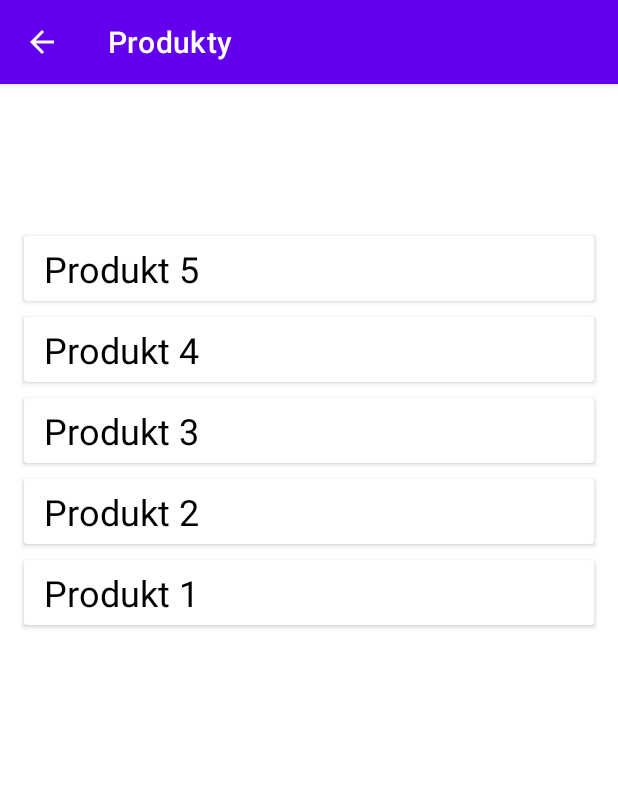
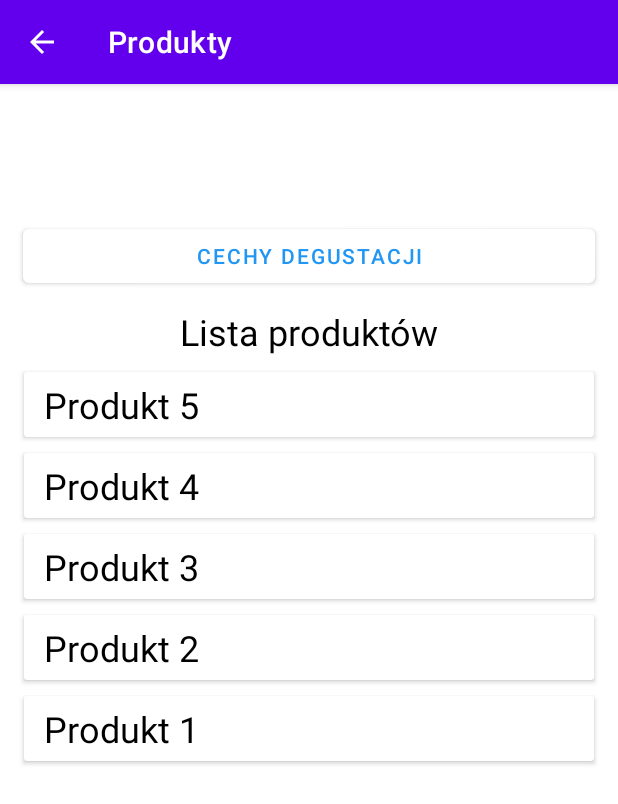
Before and after one commit to Evaluation-PWSZ/Evaluation-of-product-characteristics, an Android app: the PartsOpen screen opened directly, with no data from a screen before it, on a phone screen of 412 x 824 dp. Shown: the top 804 px of the screen. Run offline under Robolectric (Android 15) with nearby library versions, the phone set to English and light mode, and no system bars; network calls fail.

Commit message:
added button

```diff
--- a/app/src/main/res/layout/activity_parts.xml
+++ b/app/src/main/res/layout/activity_parts.xml
@@ -12,8 +12,8 @@
         android:layout_height="wrap_content"
         android:layout_marginStart="15dp"
         android:layout_marginLeft="15dp"
-        android:layout_marginTop="5dp"
-        android:text="TextView"
+        android:layout_marginTop="10dp"
+        android:text="Nazwa "
         android:textColor="@color/black"
         android:textSize="24sp"
         app:layout_constraintStart_toStartOf="parent"
@@ -26,10 +26,33 @@
         android:layout_marginStart="15dp"
         android:layout_marginLeft="15dp"
         android:layout_marginTop="8dp"
-        android:text="TextView"
+        android:text="Opis"
         android:textSize="18sp"
         app:layout_constraintStart_toStartOf="parent"
-        app:layout_constraintTop_toBottomOf="@+id/listName" />
+        app:layout_constraintTop_toBottomOf="@id/listName" />
+
+    <Button
+        android:id="@+id/add_features"
+        android:layout_width="match_parent"
+        android:layout_height="wrap_content"
+        android:layout_margin="15dp"
+        android:text="Cechy degustacji"
+        android:textColor="#2196F3"
+        app:backgroundTint="#FFFFFF"
+        app:layout_constraintTop_toBottomOf="@id/listDescription"
+        tools:layout_editor_absoluteX="10dp" />
+
+    <TextView
+        android:id="@+id/prod_info"
+        android:layout_width="wrap_content"
+        android:layout_height="wrap_content"
+        android:layout_marginTop="10dp"
+        android:text="Lista produktów"
+        android:textColor="@color/black"
+        android:textSize="24sp"
+        app:layout_constraintLeft_toLeftOf="parent"
+        app:layout_constraintRight_toRightOf="parent"
+        app:layout_constraintTop_toBottomOf="@id/add_features" />
 
     <androidx.recyclerview.widget.RecyclerView
         android:id="@+id/viewGroup"
@@ -37,13 +60,12 @@
         android:layout_height="0dp"
         android:layout_marginStart="5dp"
         android:layout_marginLeft="5dp"
-        android:layout_marginTop="20dp"
         android:layout_marginEnd="5dp"
         android:layout_marginRight="5dp"
         android:padding="5dp"
         app:layout_constraintBottom_toBottomOf="parent"
         app:layout_constraintEnd_toEndOf="parent"
         app:layout_constraintStart_toStartOf="parent"
-        app:layout_constraintTop_toBottomOf="@+id/listDescription"
+        app:layout_constraintTop_toBottomOf="@+id/prod_info"
         tools:listitem="@layout/parts_item" />
 </androidx.constraintlayout.widget.ConstraintLayout>
```
